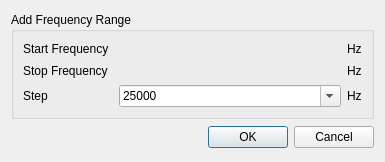
f4exb/sdrangel, file plugins/channelrx/freqscanner/freqscanneraddrangedialog.ui: the form before one commit.
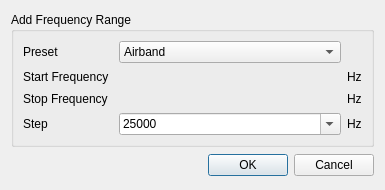
The form after the commit. Custom widgets are drawn as their Qt base class.

Commit message: Fix loading settings. Add remove inactive button. Restart scan when sample rate changes.

The edit to the form file:
```diff
--- a/plugins/channelrx/freqscanner/freqscanneraddrangedialog.ui
+++ b/plugins/channelrx/freqscanner/freqscanneraddrangedialog.ui
@@ -7,7 +7,7 @@
     <x>0</x>
     <y>0</y>
     <width>385</width>
-    <height>162</height>
+    <height>190</height>
    </rect>
   </property>
   <property name="font">
@@ -31,8 +31,22 @@
       <string>Add Frequency Range</string>
      </property>
      <layout class="QGridLayout" name="gridLayout">
-      <item row="2" column="1">
-       <widget class="ValueDialZ" name="stop" native="true">
+      <item row="4" column="0">
+       <widget class="QLabel" name="stepLabel">
+        <property name="text">
+         <string>Step</string>
+        </property>
+       </widget>
+      </item>
+      <item row="1" column="2">
+       <widget class="QLabel" name="startUnits">
+        <property name="text">
+         <string>Hz</string>
+        </property>
+       </widget>
+      </item>
+      <item row="1" column="1">
+       <widget class="ValueDialZ" name="start" native="true">
         <property name="sizePolicy">
          <sizepolicy hsizetype="Expanding" vsizetype="Maximum">
           <horstretch>0</horstretch>
@@ -62,14 +76,28 @@
         </property>
        </widget>
       </item>
-      <item row="2" column="0">
+      <item row="4" column="2">
+       <widget class="QLabel" name="stepUnits">
+        <property name="text">
+         <string>Hz</string>
+        </property>
+       </widget>
+      </item>
+      <item row="3" column="2">
+       <widget class="QLabel" name="stopUnits">
+        <property name="text">
+         <string>Hz</string>
+        </property>
+       </widget>
+      </item>
+      <item row="3" column="0">
        <widget class="QLabel" name="stopLabel">
         <property name="text">
          <string>Stop Frequency</string>
         </property>
        </widget>
       </item>
-      <item row="0" column="0">
+      <item row="1" column="0">
        <widget class="QLabel" name="startLabel">
         <property name="minimumSize">
          <size>
@@ -82,14 +110,7 @@
         </property>
        </widget>
       </item>
-      <item row="2" column="2">
-       <widget class="QLabel" name="stopUnits">
-        <property name="text">
-         <string>Hz</string>
-        </property>
-       </widget>
-      </item>
-      <item row="3" column="1">
+      <item row="4" column="1">
        <widget class="QComboBox" name="step">
         <property name="editable">
          <bool>true</bool>
@@ -104,57 +125,80 @@
           <string>8333.3</string>
          </property>
         </item>
+        <item>
+         <property name="text">
+          <string>100000</string>
+         </property>
+        </item>
+       </widget>
+      </item>
+      <item row="3" column="1">
+       <widget class="ValueDialZ" name="stop" native="true">
+        <property name="sizePolicy">
+         <sizepolicy hsizetype="Expanding" vsizetype="Maximum">
+          <horstretch>0</horstretch>
+          <verstretch>0</verstretch>
+         </sizepolicy>
+        </property>
+        <property name="minimumSize">
+         <size>
+          <width>32</width>
+          <height>16</height>
+         </size>
+        </property>
+        <property name="font">
+         <font>
+          <family>Liberation Mono</family>
+          <pointsize>12</pointsize>
+         </font>
+        </property>
+        <property name="cursor">
+         <cursorShape>PointingHandCursor</cursorShape>
+        </property>
+        <property name="focusPolicy">
+         <enum>Qt::StrongFocus</enum>
+        </property>
+        <property name="toolTip">
+         <string>Stop frequency in Hertz</string>
+        </property>
        </widget>
       </item>
       <item row="0" column="1">
-       <widget class="ValueDialZ" name="start" native="true">
-        <property name="sizePolicy">
-         <sizepolicy hsizetype="Expanding" vsizetype="Maximum">
-          <horstretch>0</horstretch>
-          <verstretch>0</verstretch>
-         </sizepolicy>
-        </property>
-        <property name="minimumSize">
-         <size>
-          <width>32</width>
-          <height>16</height>
-         </size>
-        </property>
-        <property name="font">
-         <font>
-          <family>Liberation Mono</family>
-          <pointsize>12</pointsize>
-         </font>
-        </property>
-        <property name="cursor">
-         <cursorShape>PointingHandCursor</cursorShape>
-        </property>
-        <property name="focusPolicy">
-         <enum>Qt::StrongFocus</enum>
-        </property>
+       <widget class="QComboBox" name="preset">
         <property name="toolTip">
          <string>Start frequency in Hertz</string>
         </property>
+        <item>
+         <property name="text">
+          <string>Airband</string>
+         </property>
+        </item>
+        <item>
+         <property name="text">
+          <string>Broadcast FM</string>
+         </property>
+        </item>
+        <item>
+         <property name="text">
+          <string>DAB</string>
+         </property>
+        </item>
+        <item>
+         <property name="text">
+          <string>Digital Selective Calling</string>
+         </property>
+        </item>
+        <item>
+         <property name="text">
+          <string>Marine</string>
+         </property>
+        </item>
        </widget>
       </item>
-      <item row="3" column="2">
-       <widget class="QLabel" name="stepUnits">
+      <item row="0" column="0">
+       <widget class="QLabel" name="presetLabel">
         <property name="text">
-         <string>Hz</string>
-        </property>
-       </widget>
-      </item>
-      <item row="0" column="2">
-       <widget class="QLabel" name="startUnits">
-        <property name="text">
-         <string>Hz</string>
-        </property>
-       </widget>
-      </item>
-      <item row="3" column="0">
-       <widget class="QLabel" name="stepLabel">
-        <property name="text">
-         <string>Step</string>
+         <string>Preset</string>
         </property>
        </widget>
       </item>
```
Left out of the diff: 4 changed lines with no effect on the pictures. The commit also changes 7 other files.
